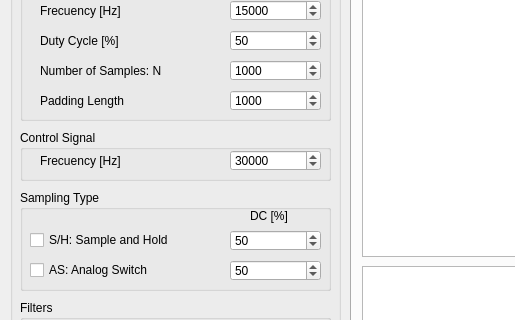
Qt form qt_gui.ui (agussolari/assd_tp1_gui) before a commit; both pictures show x 0 to 515 and y 90 to 410 of the 1190 by 733 pixel window.
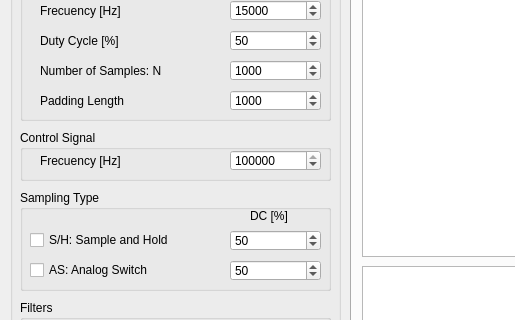
The same form after that commit. Custom widgets are drawn as their Qt base class.

Patch:
```diff
--- a/qt_gui.ui
+++ b/qt_gui.ui
@@ -633,7 +633,7 @@
        <number>1000000</number>
       </property>
       <property name="value">
-       <number>30000</number>
+       <number>100000</number>
       </property>
      </widget>
     </widget>
```
Left out of the diff: 12 changed lines with no effect on the pictures.
